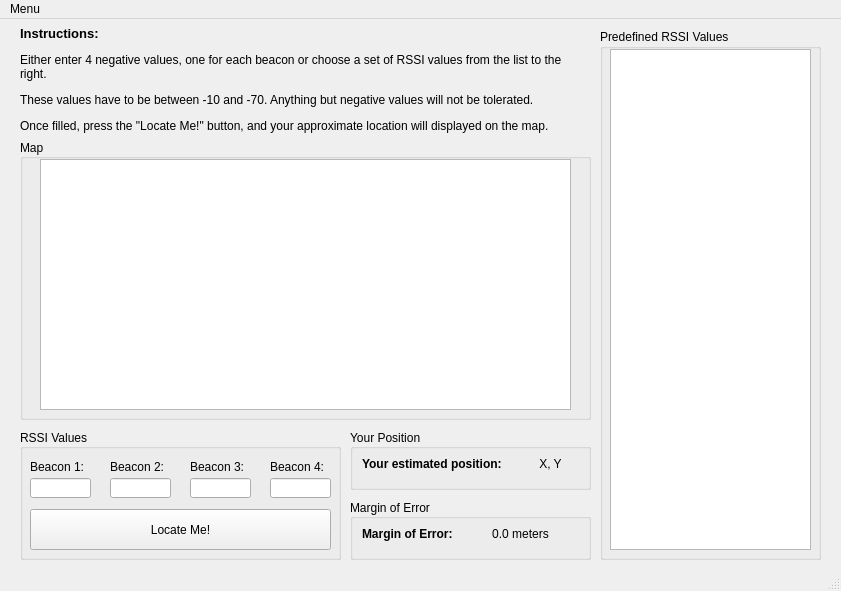
First picture: the form in MainWindow.ui, repository Sc1r0/Subject-Module-Project-5th-Semester, before the edit.
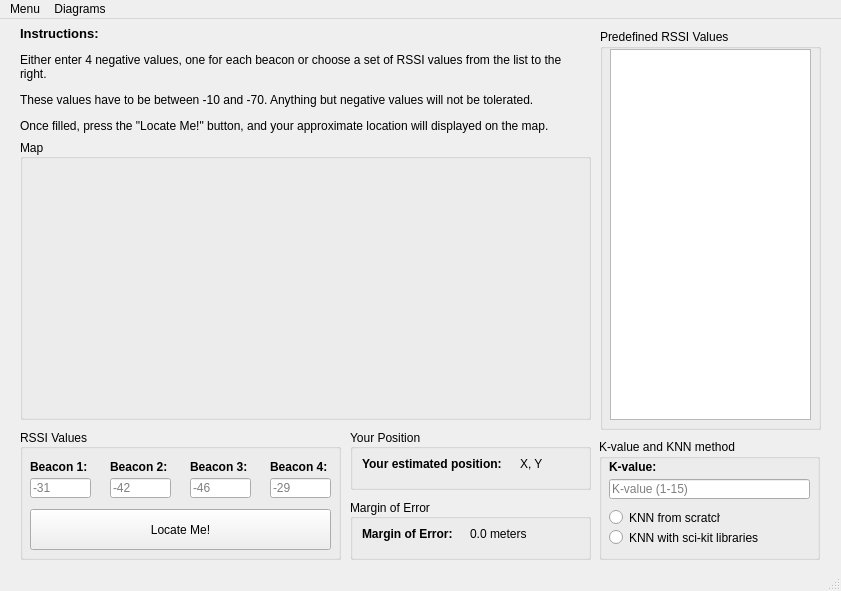
Second picture: the form after the edit.

Commit message: - Finished the KNN from Scratch and KNN With Libraries and added both to our GUI. -- Made it possible to switch between them using QRadioButtons.

```diff
--- a/MainWindow.ui
+++ b/MainWindow.ui
@@ -71,16 +71,16 @@
     <property name="alignment">
      <set>Qt::AlignLeading|Qt::AlignLeft|Qt::AlignVCenter</set>
     </property>
-    <widget class="QGraphicsView" name="MapGraphic">
+    <widget class="QWidget" name="MapWidget" native="true">
      <property name="geometry">
       <rect>
-       <x>20</x>
+       <x>10</x>
        <y>20</y>
-       <width>531</width>
+       <width>551</width>
        <height>251</height>
       </rect>
      </property>
-     <property name="cursor" stdset="0">
+     <property name="cursor">
       <cursorShape>ForbiddenCursor</cursorShape>
      </property>
     </widget>
@@ -120,9 +120,15 @@
        <height>20</height>
       </rect>
      </property>
+     <property name="acceptDrops">
+      <bool>false</bool>
+     </property>
      <property name="toolTip">
       <string/>
      </property>
+     <property name="placeholderText">
+      <string>-46</string>
+     </property>
     </widget>
     <widget class="QLineEdit" name="B2Input">
      <property name="geometry">
@@ -133,9 +139,15 @@
        <height>20</height>
       </rect>
      </property>
+     <property name="acceptDrops">
+      <bool>false</bool>
+     </property>
      <property name="toolTip">
       <string/>
      </property>
+     <property name="placeholderText">
+      <string>-31</string>
+     </property>
     </widget>
     <widget class="QLabel" name="B2Label">
      <property name="geometry">
@@ -156,7 +168,7 @@
       <number>-1</number>
      </property>
      <property name="text">
-      <string>&lt;html&gt;&lt;head/&gt;&lt;body&gt;&lt;p&gt;Beacon 1:&lt;/p&gt;&lt;/body&gt;&lt;/html&gt;</string>
+      <string>&lt;html&gt;&lt;head/&gt;&lt;body&gt;&lt;p&gt;&lt;span style=&quot; font-weight:600;&quot;&gt;Beacon 1:&lt;/span&gt;&lt;/p&gt;&lt;/body&gt;&lt;/html&gt;</string>
      </property>
     </widget>
     <widget class="QLabel" name="B4Label">
@@ -175,7 +187,7 @@
       <string>Type in an RSSI value between -10 and -70</string>
      </property>
      <property name="text">
-      <string>&lt;html&gt;&lt;head/&gt;&lt;body&gt;&lt;p&gt;Beacon 3:&lt;/p&gt;&lt;/body&gt;&lt;/html&gt;</string>
+      <string>&lt;html&gt;&lt;head/&gt;&lt;body&gt;&lt;p&gt;&lt;span style=&quot; font-weight:600;&quot;&gt;Beacon 3:&lt;/span&gt;&lt;/p&gt;&lt;/body&gt;&lt;/html&gt;</string>
      </property>
     </widget>
     <widget class="QLineEdit" name="B5Input">
@@ -187,12 +199,18 @@
        <height>20</height>
       </rect>
      </property>
+     <property name="acceptDrops">
+      <bool>false</bool>
+     </property>
      <property name="toolTip">
       <string/>
      </property>
      <property name="toolTipDuration">
       <number>2</number>
      </property>
+     <property name="placeholderText">
+      <string>-29</string>
+     </property>
     </widget>
     <widget class="QLabel" name="B5Label">
      <property name="geometry">
@@ -210,7 +228,7 @@
       <string>Type in an RSSI value between -10 and -70</string>
      </property>
      <property name="text">
-      <string>&lt;html&gt;&lt;head/&gt;&lt;body&gt;&lt;p&gt;Beacon 4:&lt;/p&gt;&lt;/body&gt;&lt;/html&gt;</string>
+      <string>&lt;html&gt;&lt;head/&gt;&lt;body&gt;&lt;p&gt;&lt;span style=&quot; font-weight:600;&quot;&gt;Beacon 4:&lt;/span&gt;&lt;/p&gt;&lt;/body&gt;&lt;/html&gt;</string>
      </property>
     </widget>
     <widget class="QLabel" name="B3Label">
@@ -229,7 +247,7 @@
       <string>Type in an RSSI value between -10 and -70</string>
      </property>
      <property name="text">
-      <string>&lt;html&gt;&lt;head/&gt;&lt;body&gt;&lt;p&gt;Beacon 2:&lt;/p&gt;&lt;/body&gt;&lt;/html&gt;</string>
+      <string>&lt;html&gt;&lt;head/&gt;&lt;body&gt;&lt;p&gt;&lt;span style=&quot; font-weight:600;&quot;&gt;Beacon 2:&lt;/span&gt;&lt;/p&gt;&lt;/body&gt;&lt;/html&gt;</string>
      </property>
     </widget>
     <widget class="QLineEdit" name="B3Input">
@@ -241,9 +259,15 @@
        <height>20</height>
       </rect>
      </property>
+     <property name="acceptDrops">
+      <bool>false</bool>
+     </property>
      <property name="toolTip">
       <string/>
      </property>
+     <property name="placeholderText">
+      <string>-42</string>
+     </property>
     </widget>
     <widget class="QPushButton" name="FindMeBtn">
      <property name="geometry">
@@ -303,9 +327,6 @@
      <property name="text">
       <string>&lt;html&gt;&lt;head/&gt;&lt;body&gt;&lt;p&gt;&lt;span style=&quot; font-size:9pt;&quot;&gt;X, Y&lt;/span&gt;&lt;/p&gt;&lt;/body&gt;&lt;/html&gt;</string>
      </property>
-     <property name="alignment">
-      <set>Qt::AlignCenter</set>
-     </property>
     </widget>
     <widget class="QLabel" name="EstimatedPosition_text">
      <property name="geometry">
@@ -350,7 +371,7 @@
     <widget class="QLabel" name="EstimatedPosition_value_2">
      <property name="geometry">
       <rect>
-       <x>140</x>
+       <x>120</x>
        <y>20</y>
        <width>61</width>
        <height>31</height>
@@ -359,9 +380,6 @@
      <property name="text">
       <string>&lt;html&gt;&lt;head/&gt;&lt;body&gt;&lt;p&gt;&lt;span style=&quot; font-size:9pt;&quot;&gt;0.0 meters&lt;/span&gt;&lt;/p&gt;&lt;/body&gt;&lt;/html&gt;</string>
      </property>
-     <property name="alignment">
-      <set>Qt::AlignCenter</set>
-     </property>
     </widget>
     <widget class="QLabel" name="EstimatedPosition_text_2">
      <property name="geometry">
@@ -372,6 +390,9 @@
        <height>31</height>
       </rect>
      </property>
+     <property name="cursor">
+      <cursorShape>WhatsThisCursor</cursorShape>
+     </property>
      <property name="toolTip">
       <string>Shows how much your position is offset by</string>
      </property>
@@ -380,29 +401,100 @@
      </property>
     </widget>
    </widget>
-   <widget class="QGroupBox" name="ListWidgetGroupBox">
+   <widget class="QGroupBox" name="PredefinedRSSIGroupBox">
     <property name="geometry">
      <rect>
       <x>600</x>
       <y>10</y>
       <width>221</width>
-      <height>531</height>
+      <height>401</height>
      </rect>
     </property>
     <property name="title">
      <string>Predefined RSSI Values</string>
     </property>
-    <widget class="QListWidget" name="listWidget">
+    <widget class="QListWidget" name="PredefinedRSSIValues">
      <property name="geometry">
       <rect>
        <x>10</x>
        <y>20</y>
        <width>201</width>
-       <height>501</height>
+       <height>371</height>
       </rect>
      </property>
     </widget>
    </widget>
+   <widget class="QGroupBox" name="KValue_KNNMethod">
+    <property name="geometry">
+     <rect>
+      <x>599</x>
+      <y>420</y>
+      <width>221</width>
+      <height>121</height>
+     </rect>
+    </property>
+    <property name="title">
+     <string>K-value and KNN method</string>
+    </property>
+    <widget class="QRadioButton" name="KNNFromScratch">
+     <property name="geometry">
+      <rect>
+       <x>10</x>
+       <y>70</y>
+       <width>111</width>
+       <height>17</height>
+      </rect>
+     </property>
+     <property name="text">
+      <string>KNN from scratch</string>
+     </property>
+    </widget>
+    <widget class="QRadioButton" name="KNNWithLibraries">
+     <property name="geometry">
+      <rect>
+       <x>10</x>
+       <y>90</y>
+       <width>151</width>
+       <height>17</height>
+      </rect>
+     </property>
+     <property name="text">
+      <string>KNN with sci-kit libraries</string>
+     </property>
+    </widget>
+    <widget class="QLineEdit" name="KvalueValue">
+     <property name="geometry">
+      <rect>
+       <x>10</x>
+       <y>40</y>
+       <width>201</width>
+       <height>20</height>
+      </rect>
+     </property>
+     <property name="placeholderText">
+      <string>K-value (1-15)</string>
+     </property>
+    </widget>
+    <widget class="QLabel" name="KvalueLabel">
+     <property name="geometry">
+      <rect>
+       <x>10</x>
+       <y>20</y>
+       <width>191</width>
+       <height>16</height>
+      </rect>
+     </property>
+     <property name="cursor">
+      <cursorShape>WhatsThisCursor</cursorShape>
+     </property>
+     <property name="toolTip">
+      <string>Choose a K-value. For picking the optimized one, run the Best K-value diagram, in &quot;Diagrams -&gt; Best K-value&quot;</string>
+     </property>
+     <property name="text">
+      <string>&lt;html&gt;&lt;head/&gt;&lt;body&gt;&lt;p&gt;&lt;span style=&quot; font-weight:600;&quot;&gt;K-value:&lt;/span&gt;&lt;/p&gt;&lt;/body&gt;&lt;/html&gt;</string>
+     </property>
+    </widget>
+   </widget>
   </widget>
   <widget class="QMenuBar" name="menubar">
    <property name="geometry">
@@ -421,7 +513,16 @@
     <addaction name="separator"/>
     <addaction name="actionAbout"/>
    </widget>
+   <widget class="QMenu" name="menuDiagrams">
+    <property name="title">
+     <string>Diagrams</string>
+    </property>
+    <addaction name="actionBest_K_value_1_15"/>
+    <addaction name="separator"/>
+    <addaction name="actionK_nearest_distances"/>
+   </widget>
    <addaction name="menuMenu"/>
+   <addaction name="menuDiagrams"/>
   </widget>
   <widget class="QStatusBar" name="statusbar"/>
   <action name="actionClose">
@@ -445,6 +546,16 @@
     <string>Show 'help' window</string>
    </property>
   </action>
+  <action name="actionBest_K_value_1_15">
+   <property name="text">
+    <string>Best K-value (1-15)</string>
+   </property>
+  </action>
+  <action name="actionK_nearest_distances">
+   <property name="text">
+    <string>K-nearest distances</string>
+   </property>
+  </action>
  </widget>
  <resources/>
  <connections/>
```
The commit also changes 9 other files.
